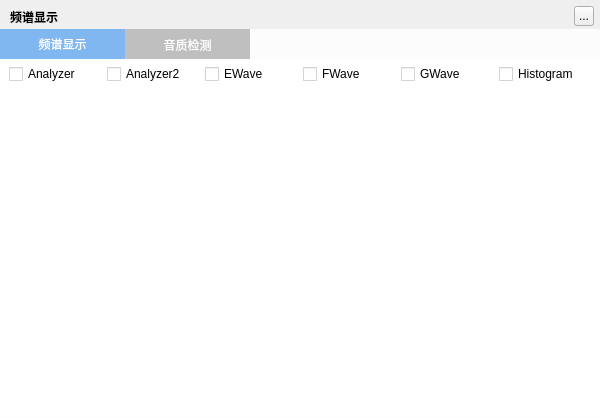
First picture: the form in TTKCore/musicUiKits/musicToolsetsKits/musicspectrumwidget.ui, repository Greedysky/TTKMusicPlayer, before the edit.
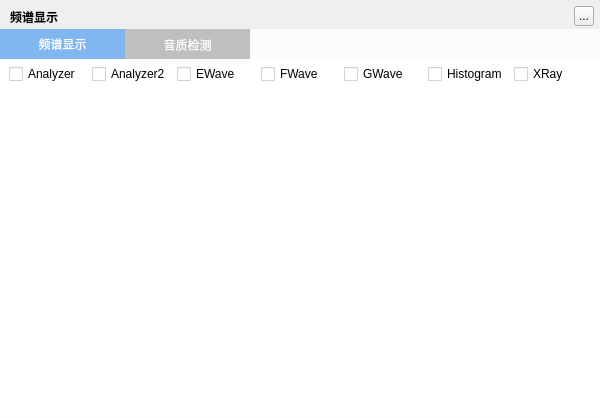
Second picture: the form after the edit.

Commit message: Add xray spectrum module[315000]

```diff
--- a/TTKCore/musicUiKits/musicToolsetsKits/musicspectrumwidget.ui
+++ b/TTKCore/musicUiKits/musicToolsetsKits/musicspectrumwidget.ui
@@ -183,6 +183,13 @@
            </property>
           </widget>
          </item>
+         <item>
+          <widget class="QCheckBox" name="xrayBox">
+           <property name="text">
+            <string>XRay</string>
+           </property>
+          </widget>
+         </item>
         </layout>
        </widget>
       </item>
```
The commit also changes 1 other file.
